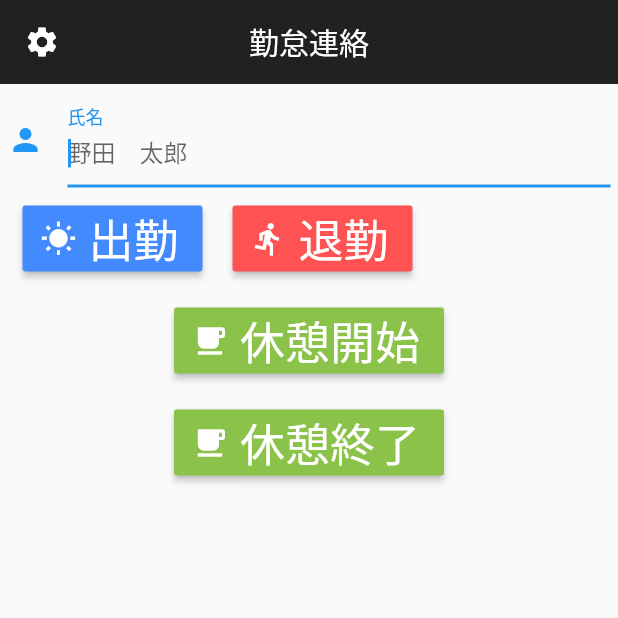
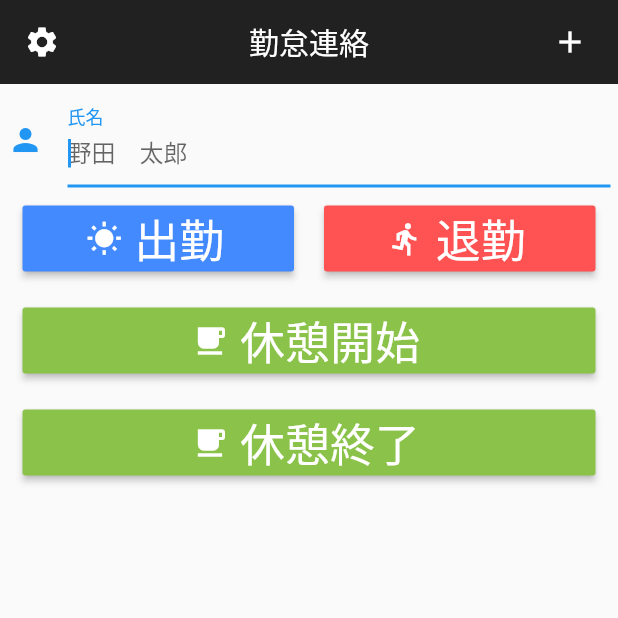
Before and after one commit to e-fumi-dev/attendance_app, a Flutter app: the screen it shows after launch, on a phone screen of 412 x 824 dp, the top half of it. Run offline on Flutter 3.47's test engine with Material 2 defaults, Android fonts, the phone set to English and light mode, and no system bars.

Commit message:
レイアウトの整理 設定画面、社員一覧画面の追加（画面遷移まで）

```diff
--- a/lib/header.dart
+++ b/lib/header.dart
@@ -1,3 +1,5 @@
+import 'package:attendanceapp/member_list.dart';
+import 'package:attendanceapp/setting.dart';
 import 'package:flutter/material.dart';
 
 class Header extends StatelessWidget with PreferredSizeWidget {
@@ -9,12 +11,34 @@ class Header extends StatelessWidget with PreferredSizeWidget {
     return AppBar(
       leading: Padding(
         padding: const EdgeInsets.all(8.0),
-        child: Icon(Icons.settings),
+        child: IconButton(
+          icon: Icon(Icons.settings),
+          onPressed: () {
+            Navigator.push(
+              context,
+              MaterialPageRoute(builder: (context) => SettingPage()),
+            );
+          },
+        ),
       ),
       title: Text('勤怠連絡'),
       backgroundColor: Colors.black87,
       centerTitle: true,
       elevation: 0.0,
+      actions: <Widget>[
+        Padding(
+          padding: const EdgeInsets.all(8.0),
+          child: IconButton(
+            icon: Icon(Icons.add),
+            onPressed: () {
+              Navigator.push(
+                context,
+                MaterialPageRoute(builder: (context) => MemberListPage()),
+              );
+            },
+          ),
+        ),
+      ],
     );
   }
 }
--- a/lib/main.dart
+++ b/lib/main.dart
@@ -1,5 +1,4 @@
 import 'package:attendanceapp/header.dart';
-import 'package:flutter/cupertino.dart';
 import 'package:flutter/material.dart';
 
 void main() {
@@ -34,6 +33,7 @@ class _MyHomePageState extends State<MyHomePage> {
         child: Container(
           padding: EdgeInsets.all(5),
           child: Column(
+            crossAxisAlignment: CrossAxisAlignment.stretch,
             children: <Widget>[
               TextField(
                 decoration: InputDecoration(
@@ -47,67 +47,31 @@ class _MyHomePageState extends State<MyHomePage> {
               ),
               Row(
                 children: <Widget>[
-                  Container(
-                    padding: EdgeInsets.all(10.0),
-                    child: RaisedButton.icon(
-                      icon: Icon(Icons.wb_sunny),
-                      label: Text(
-                        "出勤",
-                        style: TextStyle(
-                          fontSize: 30,
-                        ),
-                      ),
-                      color: Colors.blueAccent,
-                      textColor: Colors.white,
-                      onPressed: () {},
+                  Expanded(
+                    child: Container(
+                      padding: EdgeInsets.all(10.0),
+                      child:
+                          _buttonArea(Icons.wb_sunny, '出勤', Colors.blueAccent),
                     ),
                   ),
-                  Container(
-                    padding: EdgeInsets.all(10.0),
-                    child: RaisedButton.icon(
-                      icon: Icon(Icons.directions_run),
-                      label: Text(
-                        "退勤",
-                        style: TextStyle(
-                          fontSize: 30,
-                        ),
-                      ),
-                      color: Colors.redAccent,
-                      textColor: Colors.white,
-                      onPressed: () {},
+                  Expanded(
+                    child: Container(
+                      padding: EdgeInsets.all(10.0),
+                      child: _buttonArea(
+                          Icons.directions_run, '退勤', Colors.redAccent),
                     ),
                   ),
                 ],
               ),
               Container(
                 padding: EdgeInsets.all(10.0),
-                child: RaisedButton.icon(
-                  icon: Icon(Icons.free_breakfast),
-                  label: Text(
-                    "休憩開始",
-                    style: TextStyle(
-                      fontSize: 30,
-                    ),
-                  ),
-                  color: Colors.lightGreen,
-                  textColor: Colors.white,
-                  onPressed: () {},
-                ),
+                child: _buttonArea(
+                    Icons.free_breakfast, '休憩開始', Colors.lightGreen),
               ),
               Container(
                 padding: EdgeInsets.all(10.0),
-                child: RaisedButton.icon(
-                  icon: Icon(Icons.free_breakfast),
-                  label: Text(
-                    "休憩終了",
-                    style: TextStyle(
-                      fontSize: 30,
-                    ),
-                  ),
-                  color: Colors.lightGreen,
-                  textColor: Colors.white,
-                  onPressed: () {},
-                ),
+                child: _buttonArea(
+                    Icons.free_breakfast, '休憩終了', Colors.lightGreen),
               ),
             ],
           ),
@@ -115,4 +79,19 @@ class _MyHomePageState extends State<MyHomePage> {
       ),
     );
   }
+
+  Widget _buttonArea(IconData icon, String label, Color color) {
+    return RaisedButton.icon(
+      icon: Icon(icon),
+      label: Text(
+        label,
+        style: TextStyle(
+          fontSize: 30,
+        ),
+      ),
+      color: color,
+      textColor: Colors.white,
+      onPressed: () {},
+    );
+  }
 }
```
Also changed, not shown: lib/member_list.dart (added, +15 -0 lines), lib/setting.dart (added, +15 -0 lines).
